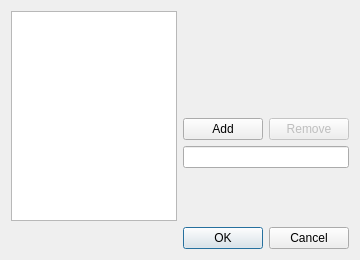
The window that BambooTracker/gui/groove_settings_dialog.ui (BambooTracker/BambooTracker) describes before a commit, drawn with Qt 5.
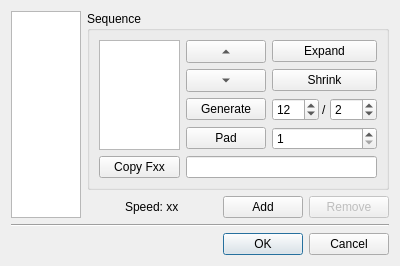
The same window after the commit.

Diff of the .ui file:
```diff
--- a/BambooTracker/gui/groove_settings_dialog.ui
+++ b/BambooTracker/gui/groove_settings_dialog.ui
@@ -6,28 +6,18 @@
    <rect>
     <x>0</x>
     <y>0</y>
-    <width>360</width>
+    <width>400</width>
     <height>260</height>
    </rect>
   </property>
   <property name="windowTitle">
    <string>Groove Settings</string>
   </property>
-  <layout class="QGridLayout" name="gridLayout" columnstretch="4,0,0">
-   <item row="5" column="0" colspan="3">
-    <widget class="QDialogButtonBox" name="buttonBox">
-     <property name="orientation">
-      <enum>Qt::Horizontal</enum>
-     </property>
-     <property name="standardButtons">
-      <set>QDialogButtonBox::Cancel|QDialogButtonBox::Ok</set>
-     </property>
-    </widget>
+  <layout class="QGridLayout" name="gridLayout" columnstretch="4,0,0,0">
+   <item row="0" column="0" rowspan="4">
+    <widget class="QListWidget" name="grooveListWidget"/>
    </item>
-   <item row="0" column="0" rowspan="5">
-    <widget class="QListWidget" name="listWidget"/>
-   </item>
-   <item row="2" column="2">
+   <item row="3" column="3">
     <widget class="QPushButton" name="removeButton">
      <property name="enabled">
       <bool>false</bool>
@@ -43,10 +33,7 @@
      </property>
     </widget>
    </item>
-   <item row="3" column="1" colspan="2">
-    <widget class="QLineEdit" name="lineEdit"/>
-   </item>
-   <item row="2" column="1">
+   <item row="3" column="2">
     <widget class="QPushButton" name="addButton">
      <property name="sizePolicy">
       <sizepolicy hsizetype="Fixed" vsizetype="Fixed">
@@ -59,6 +46,165 @@
      </property>
     </widget>
    </item>
+   <item row="3" column="1" alignment="Qt::AlignHCenter">
+    <widget class="QLabel" name="speedLabel">
+     <property name="text">
+      <string notr="true">Speed: xx</string>
+     </property>
+    </widget>
+   </item>
+   <item row="5" column="0" colspan="4">
+    <widget class="QDialogButtonBox" name="buttonBox">
+     <property name="orientation">
+      <enum>Qt::Horizontal</enum>
+     </property>
+     <property name="standardButtons">
+      <set>QDialogButtonBox::Cancel|QDialogButtonBox::Ok</set>
+     </property>
+    </widget>
+   </item>
+   <item row="4" column="0" colspan="4">
+    <widget class="Line" name="line">
+     <property name="orientation">
+      <enum>Qt::Horizontal</enum>
+     </property>
+    </widget>
+   </item>
+   <item row="0" column="1" rowspan="3" colspan="3">
+    <widget class="QGroupBox" name="seqGroupBox">
+     <property name="title">
+      <string>Sequence</string>
+     </property>
+     <layout class="QGridLayout" name="gridLayout_2" columnstretch="0,0,0">
+      <item row="4" column="0">
+       <widget class="QPushButton" name="copyPushButton">
+        <property name="text">
+         <string>Copy Fxx</string>
+        </property>
+       </widget>
+      </item>
+      <item row="0" column="1">
+       <widget class="QToolButton" name="upToolButton">
+        <property name="sizePolicy">
+         <sizepolicy hsizetype="Preferred" vsizetype="Fixed">
+          <horstretch>0</horstretch>
+          <verstretch>0</verstretch>
+         </sizepolicy>
+        </property>
+        <property name="text">
+         <string>...</string>
+        </property>
+        <property name="arrowType">
+         <enum>Qt::UpArrow</enum>
+        </property>
+       </widget>
+      </item>
+      <item row="0" column="2">
+       <widget class="QPushButton" name="expandPushButton">
+        <property name="text">
+         <string>Expand</string>
+        </property>
+       </widget>
+      </item>
+      <item row="0" column="0" rowspan="4">
+       <widget class="QListWidget" name="seqListWidget"/>
+      </item>
+      <item row="2" column="2">
+       <layout class="QHBoxLayout" name="horizontalLayout">
+        <property name="spacing">
+         <number>3</number>
+        </property>
+        <item>
+         <widget class="QSpinBox" name="numeratorSpinBox">
+          <property name="minimum">
+           <number>1</number>
+          </property>
+          <property name="maximum">
+           <number>100</number>
+          </property>
+          <property name="value">
+           <number>12</number>
+          </property>
+         </widget>
+        </item>
+        <item>
+         <widget class="QLabel" name="divLabel">
+          <property name="sizePolicy">
+           <sizepolicy hsizetype="Minimum" vsizetype="Preferred">
+            <horstretch>0</horstretch>
+            <verstretch>0</verstretch>
+           </sizepolicy>
+          </property>
+          <property name="text">
+           <string notr="true">/</string>
+          </property>
+         </widget>
+        </item>
+        <item>
+         <widget class="QSpinBox" name="denominatorSpinBox">
+          <property name="minimum">
+           <number>1</number>
+          </property>
+          <property name="maximum">
+           <number>100</number>
+          </property>
+          <property name="value">
+           <number>2</number>
+          </property>
+         </widget>
+        </item>
+       </layout>
+      </item>
+      <item row="2" column="1">
+       <widget class="QPushButton" name="genPushButton">
+        <property name="text">
+         <string>Generate</string>
+        </property>
+       </widget>
+      </item>
+      <item row="4" column="1" colspan="2">
+       <widget class="QLineEdit" name="lineEdit"/>
+      </item>
+      <item row="1" column="1">
+       <widget class="QToolButton" name="downToolButton">
+        <property name="sizePolicy">
+         <sizepolicy hsizetype="Preferred" vsizetype="Fixed">
+          <horstretch>0</horstretch>
+          <verstretch>0</verstretch>
+         </sizepolicy>
+        </property>
+        <property name="text">
+         <string>...</string>
+        </property>
+        <property name="arrowType">
+         <enum>Qt::DownArrow</enum>
+        </property>
+       </widget>
+      </item>
+      <item row="1" column="2">
+       <widget class="QPushButton" name="shrinkPushButton">
+        <property name="text">
+         <string>Shrink</string>
+        </property>
+       </widget>
+      </item>
+      <item row="3" column="2">
+       <widget class="QSpinBox" name="padSpinBox">
+        <property name="minimum">
+         <number>1</number>
+        </property>
+       </widget>
+      </item>
+      <item row="3" column="1">
+       <widget class="QPushButton" name="padPushButton">
+        <property name="text">
+         <string>Pad</string>
+        </property>
+       </widget>
+      </item>
+     </layout>
+    </widget>
+   </item>
   </layout>
  </widget>
  <tabstops>
```
Left out of the diff: 5 changed lines with no effect on the pictures.
